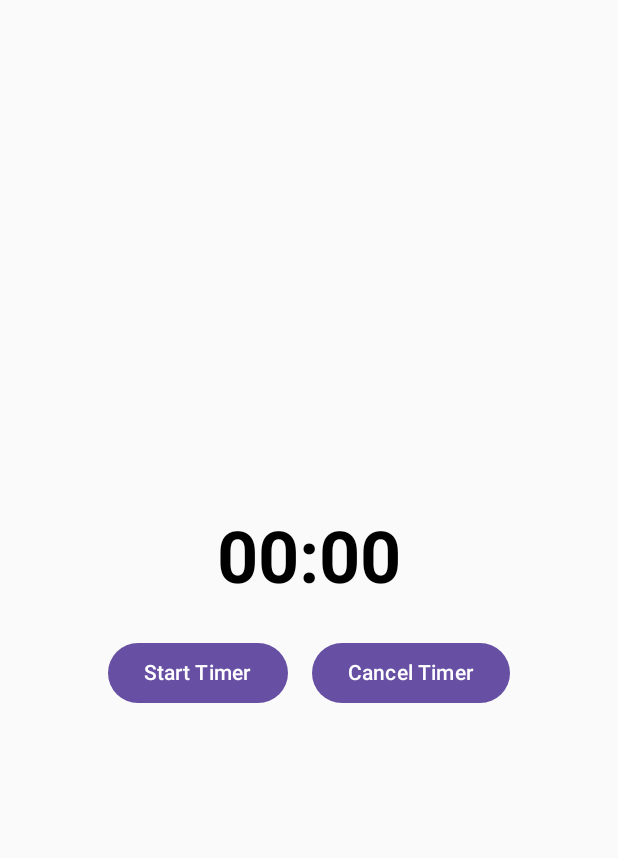
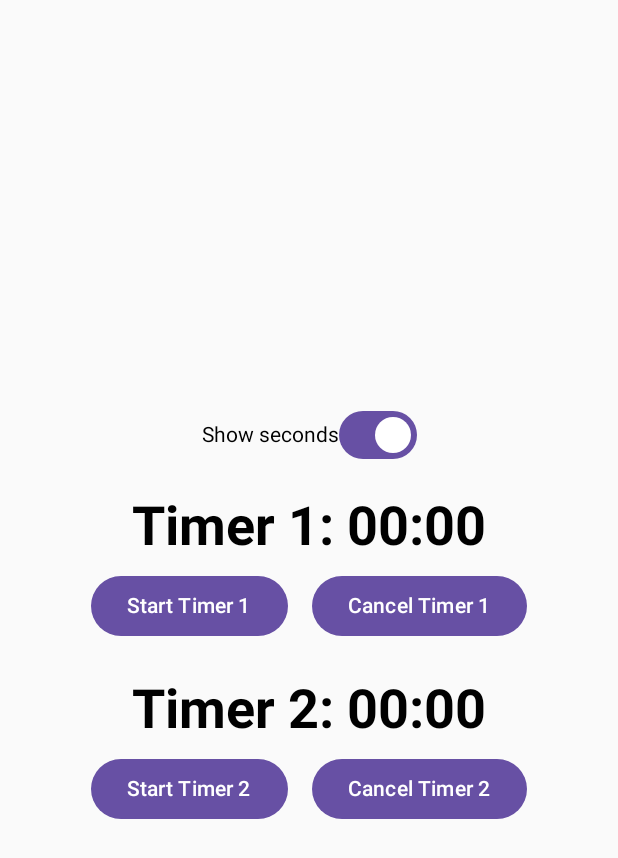
Before and after one commit to DeonBugire/FS, an Android app built with Jetpack Compose: the screen it shows after launch (MainActivity), on a phone screen of 412 x 824 dp. Shown: the top 858 px of the screen. Run offline under Robolectric (Android 15) with nearby library versions, the phone set to English and light mode, and no system bars; our stand-ins replace Dagger/Hilt's generated code, RxJava, livedata-compose.

Commit message:
two timers

```diff
--- a/Timers/app/src/main/java/com/example/timers/MainActivity.kt
+++ b/Timers/app/src/main/java/com/example/timers/MainActivity.kt
@@ -13,9 +13,12 @@ import androidx.compose.foundation.layout.height
 import androidx.compose.foundation.layout.padding
 import androidx.compose.material3.Button
 import androidx.compose.material3.Scaffold
+import androidx.compose.material3.Switch
 import androidx.compose.material3.Text
 import androidx.compose.runtime.Composable
 import androidx.compose.runtime.livedata.observeAsState
+import androidx.compose.runtime.mutableStateOf
+import androidx.compose.runtime.remember
 import androidx.compose.ui.Alignment
 import androidx.compose.ui.Modifier
 import androidx.compose.ui.text.font.FontWeight
@@ -30,24 +33,28 @@ class MainActivity : ComponentActivity() {
 
     @Inject
     lateinit var viewModelFactory: TimerViewModelFactory
-    private lateinit var viewModel: TimerViewModel
+    private lateinit var viewModel1: TimerViewModel
+    private lateinit var viewModel2: TimerViewModel
 
     override fun onCreate(savedInstanceState: Bundle?) {
         super.onCreate(savedInstanceState)
         val appComponent = DaggerAppComponent.builder().build()
         appComponent.inject(this)
-        viewModel = ViewModelProvider(this, viewModelFactory).get(TimerViewModel::class.java)
+        viewModel1 = ViewModelProvider(this, viewModelFactory).get("Timer1", TimerViewModel::class.java)
+        viewModel2 = ViewModelProvider(this, viewModelFactory).get("Timer2", TimerViewModel::class.java)
 
         setContent {
-            TimerScreen(viewModel = viewModel)
+            TimerScreen(viewModel1 = viewModel1, viewModel2 = viewModel2)
         }
     }
 }
 
 @Composable
-fun TimerScreen(viewModel: TimerViewModel) {
-    val timeState = viewModel.timerLiveData.observeAsState("00:00")
-    val time = timeState.value
+fun TimerScreen(viewModel1: TimerViewModel, viewModel2: TimerViewModel) {
+    val showSeconds = remember { mutableStateOf(true) }
+
+    val timeState1 = viewModel1.timerLiveData.observeAsState("00:00")
+    val timeState2 = viewModel2.timerLiveData.observeAsState("00:00")
 
     Column(
         modifier = Modifier
@@ -56,28 +63,74 @@ fun TimerScreen(viewModel: TimerViewModel) {
         verticalArrangement = Arrangement.Center,
         horizontalAlignment = Alignment.CenterHorizontally
     ) {
+        Row(
+            verticalAlignment = Alignment.CenterVertically,
+            horizontalArrangement = Arrangement.Center
+        ) {
+            Text(text = "Show seconds")
+            Switch(
+                checked = showSeconds.value,
+                onCheckedChange = { showSeconds.value = it }
+            )
+        }
+
+        Spacer(modifier = Modifier.height(16.dp))
+
+        // Первый таймер
         Text(
-            text = time, // Выводим время
-            fontSize = 48.sp,
+            text = "Timer 1: ${formatTime(timeState1.value, showSeconds.value)}",
+            fontSize = 36.sp,
             fontWeight = FontWeight.Bold
         )
 
+        Row {
+            Button(
+                onClick = { viewModel1.startTimer(5 * 60) },
+                modifier = Modifier.padding(8.dp)
+            ) {
+                Text(text = "Start Timer 1")
+            }
+
+            Button(
+                onClick = { viewModel1.cancelTimer() },
+                modifier = Modifier.padding(8.dp)
+            ) {
+                Text(text = "Cancel Timer 1")
+            }
+        }
+
         Spacer(modifier = Modifier.height(16.dp))
+
+        // Второй таймер
+        Text(
+            text = "Timer 2: ${formatTime(timeState2.value, showSeconds.value)}",
+            fontSize = 36.sp,
+            fontWeight = FontWeight.Bold
+        )
 
         Row {
             Button(
-                onClick = { viewModel.startTimer(5 * 60) }, // Таймер на 5 минут
+                onClick = { viewModel2.startTimer(3 * 60) },
                 modifier = Modifier.padding(8.dp)
             ) {
-                Text(text = "Start Timer")
+                Text(text = "Start Timer 2")
             }
 
             Button(
-                onClick = { viewModel.cancelTimer() },
+                onClick = { viewModel2.cancelTimer() },
                 modifier = Modifier.padding(8.dp)
             ) {
-                Text(text = "Cancel Timer")
+                Text(text = "Cancel Timer 2")
             }
         }
     }
 }
+
+@Composable
+fun formatTime(time: String, showSeconds: Boolean): String {
+    return if (showSeconds) {
+        time
+    } else {
+        time.substring(0, 2)
+    }
+}
```
Also changed, not shown: Timers/app/src/main/java/com/example/timers/TimerUseCaseImpl.kt (+5 -3 lines), Timers/app/src/main/java/com/example/timers/TimerViewModel.kt (+17 -11 lines), Timers/app/src/main/java/com/example/timers/TimerUseCase.kt (line endings or trailing spaces).
